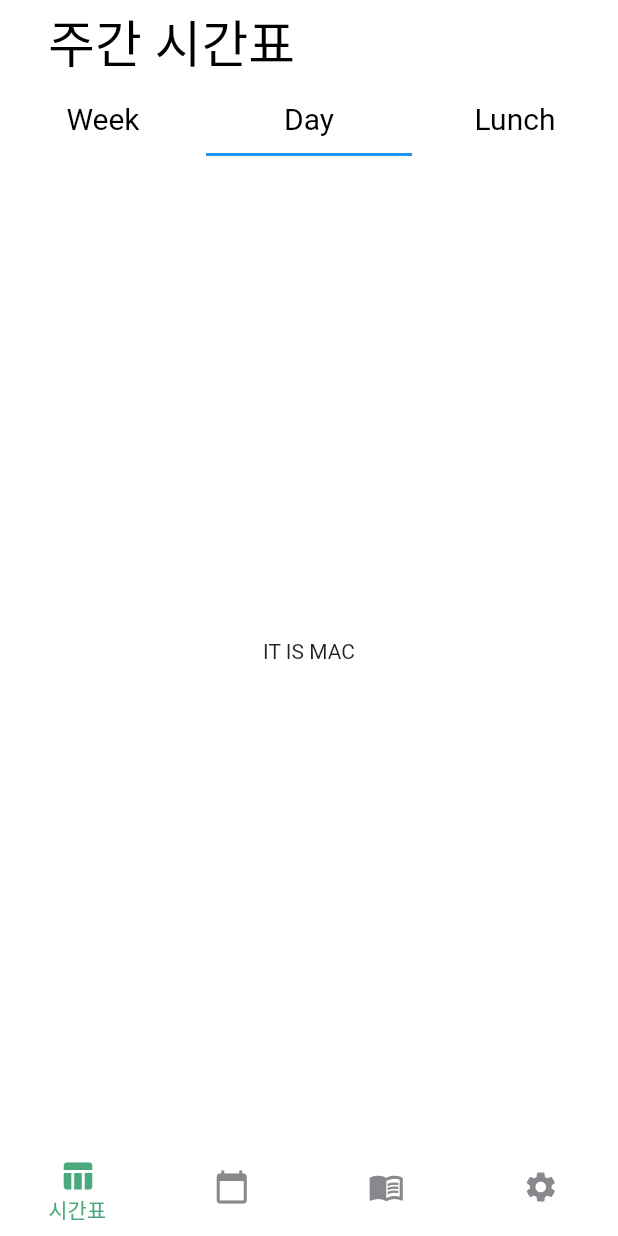
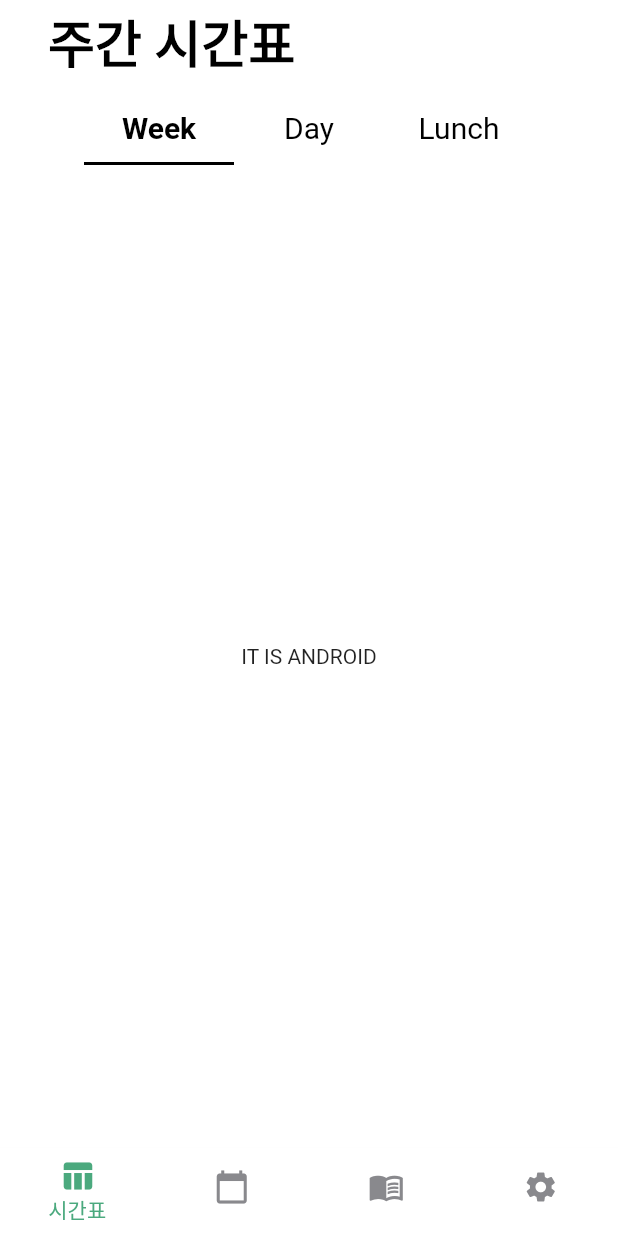
Before and after one commit to High-Apply/classify_app, a Flutter app: the screen it shows after launch, on a phone screen of 412 x 824 dp. Run offline on Flutter 3.47's test engine with Material 2 defaults, Android fonts, the phone set to English and light mode, and no system bars.

Commit message:
추가 : tabbar의 크기 지정, indicator 색깔 변경.
idx에 따라 textstyle을 지정하고 싶은데 아직 안됌 ㅜㅜ

```diff
--- a/lib/screens/timetable_screen.dart
+++ b/lib/screens/timetable_screen.dart
@@ -1,4 +1,5 @@
 import 'package:classify_app/styles/custom_font_style.dart';
+import 'package:classify_app/widgets/tabbar/tabs.dart';
 import 'package:flutter/material.dart';
 
 class TimetableScreen extends StatefulWidget {
@@ -8,44 +9,68 @@
   State<TimetableScreen> createState() => _TimetableScreenState();
 }
 
-class _TimetableScreenState extends State<TimetableScreen> {
+class _TimetableScreenState extends State<TimetableScreen>
+    with SingleTickerProviderStateMixin {
+  late TabController _tabController;
+
+  @override
+  void initState() {
+    super.initState();
+    _tabController = TabController(length: 3, vsync: this, initialIndex: 0);
+  }
+
+  @override
+  void dispose() {
+    _tabController.dispose();
+    super.dispose();
+  }
+
+  var _activeTabIndex = 0;
+
   @override
   Widget build(BuildContext context) {
-    return DefaultTabController(
-      initialIndex: 1,
-      length: 3,
-      child: Scaffold(
-        appBar: AppBar(
+    return Scaffold(
+      appBar: PreferredSize(
+        preferredSize: const Size.fromHeight(110),
+        child: AppBar(
           backgroundColor: Colors.white,
           elevation: 0,
           leadingWidth: 16,
           leading: Container(),
-          title: const Text(
+          title: Text(
             '주간 시간표',
-            style: CustomTextStyle.displayLarge,
+            style: CustomTextStyle.displayLarge
+                .copyWith(fontWeight: FontWeight.bold),
           ),
-          bottom: const TabBar(tabs: [
-            Tab(
-              child: Text(
-                "Week",
-                style: CustomTextStyle.titleSmall,
+          bottom: PreferredSize(
+            preferredSize: const Size.fromHeight(kToolbarHeight),
+            child: SizedBox(
+              width: 300,
+              child: TabBar(
+                  indicatorColor: Colors.black,
+                  controller: _tabController,
+                  onTap: (idx) {
+                    _activeTabIndex = idx;
+                  },
+                  tabs: [
+                    Tab1(
+                      tabController: _tabController,
+                      idx: _activeTabIndex,
                     ),
+                    Tab2(
+                      tabController: _tabController,
+                      idx: _activeTabIndex,
                     ),
-            Tab(
-              child: Text(
-                "Day",
-                style: CustomTextStyle.titleSmall,
-              ),
-            ),
-            Tab(
-              child: Text(
-                "Lunch",
-                style: CustomTextStyle.titleSmall,
-              ),
+                    Tab3(
+                      tabController: _tabController,
+                      idx: _activeTabIndex,
                     ),
                   ]),
             ),
-        body: const TabBarView(children: [
+          ),
+        ),
+      ),
+      body: TabBarView(controller: _tabController, children: const [
         Center(
           child: Text("IT IS ANDROID"),
         ),
@@ -57,7 +82,6 @@
         ),
       ]),
       backgroundColor: Colors.white,
-      ),
     );
   }
 }
--- a/lib/widgets/my_app_bar.dart
+++ b/lib/widgets/my_app_bar.dart
@@ -6,7 +6,7 @@
   final String title;
 
   @override
-  Size get preferredSize => const Size.fromHeight(100);
+  Size get preferredSize => const Size.fromHeight(kToolbarHeight);
 
   @override
   Widget build(BuildContext context) {
--- /dev/null
+++ b/lib/widgets/tabbar/tabs.dart
@@ -0,0 +1,65 @@
+import 'package:classify_app/styles/custom_font_style.dart';
+import 'package:flutter/material.dart';
+
+class Tab3 extends StatelessWidget {
+  const Tab3(
+      {super.key, required TabController tabController, required this.idx})
+      : _tabController = tabController;
+
+  final TabController _tabController;
+  final int idx;
+
+  @override
+  Widget build(BuildContext context) {
+    return Tab(
+      child: Text(
+        "Lunch",
+        style: _tabController.index == 2
+            ? CustomTextStyle.titleSmall.copyWith(fontWeight: FontWeight.bold)
+            : CustomTextStyle.titleSmall,
+      ),
+    );
+  }
+}
+
+class Tab2 extends StatelessWidget {
+  const Tab2(
+      {super.key, required TabController tabController, required this.idx})
+      : _tabController = tabController;
+
+  final TabController _tabController;
+  final int idx;
+
+  @override
+  Widget build(BuildContext context) {
+    return Tab(
+      child: Text(
+        "Day",
+        style: _tabController.index == 1
+            ? CustomTextStyle.titleSmall.copyWith(fontWeight: FontWeight.bold)
+            : CustomTextStyle.titleSmall,
+      ),
+    );
+  }
+}
+
+class Tab1 extends StatelessWidget {
+  const Tab1(
+      {super.key, required TabController tabController, required this.idx})
+      : _tabController = tabController;
+
+  final TabController _tabController;
+  final int idx;
+
+  @override
+  Widget build(BuildContext context) {
+    return Tab(
+      child: Text(
+        'Week',
+        style: _tabController.index == 0
+            ? CustomTextStyle.titleSmall.copyWith(fontWeight: FontWeight.bold)
+            : CustomTextStyle.titleSmall,
+      ),
+    );
+  }
+}
```
Lines whose indentation alone changed are shown as unchanged.
